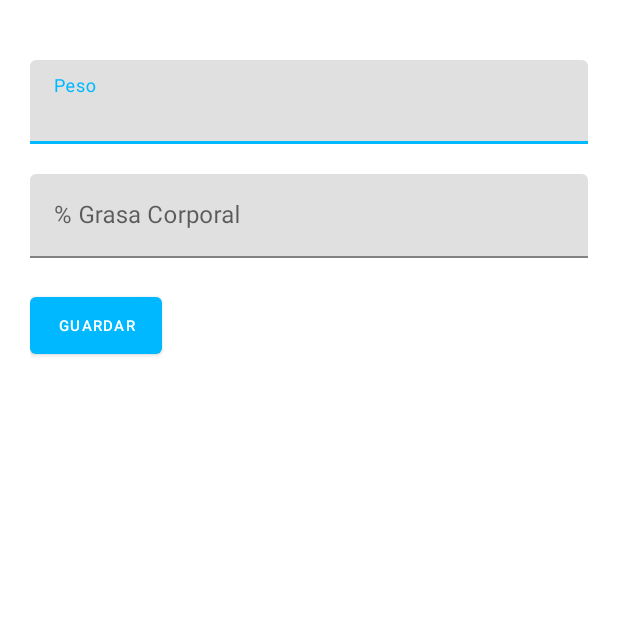
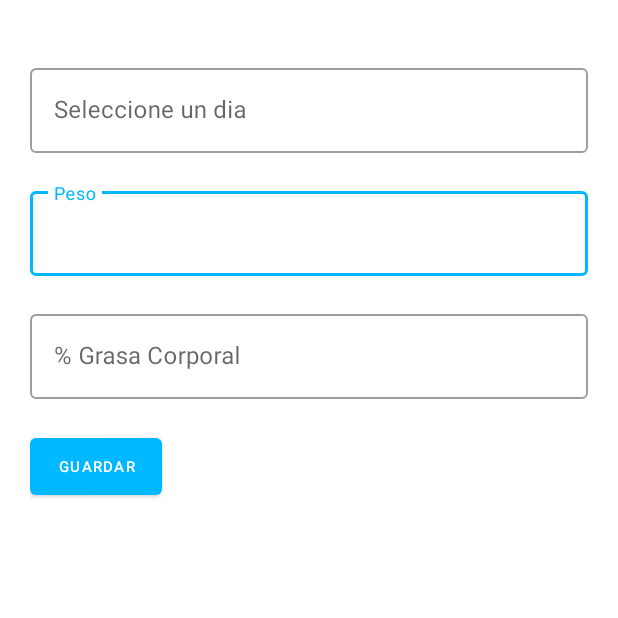
Before and after one commit to javierfm98/gymAndroid, an Android app: the fragment AddStatFragment shown on its own in the app's theme, on a phone screen of 412 x 824 dp, the top half of it. Run offline under Robolectric (Android 15) with nearby library versions, the phone set to English and light mode, and no system bars.

Commit message:
Add stats

```diff
--- a/app/src/main/java/com/example/gym/fragments/GoalFragment.kt
+++ b/app/src/main/java/com/example/gym/fragments/GoalFragment.kt
@@ -40,8 +40,8 @@ class GoalFragment : Fragment() {
         getDataGoals()
 
         rootView.buttonGoalStore.setOnClickListener {
-            val weight = rootView.textInputGoalWeight.text.toString().toFloat()
-            val bodyFat = rootView.textInputGoalBodyFat.text.toString().toFloat()
+            val weight = rootView.textInputGoalWeight.text.toString()
+            val bodyFat = rootView.textInputGoalBodyFat.text.toString()
 
             activity?.let { it1 -> hideKeyboard(it1) }
             storeGoal(weight, bodyFat)
@@ -71,7 +71,7 @@ class GoalFragment : Fragment() {
         })
     }
 
-    private fun storeGoal(weight: Float, bodyFat: Float) {
+    private fun storeGoal(weight: String, bodyFat: String) {
         val call = apiService.storeGoal("Bearer $jwt", weight, bodyFat)
         call.enqueue(object: Callback<Void> {
             override fun onResponse(call: Call<Void>, response: Response<Void>) {
--- a/app/src/main/java/com/example/gym/io/ApiService.kt
+++ b/app/src/main/java/com/example/gym/io/ApiService.kt
@@ -65,13 +65,13 @@ interface ApiService {
     @GET("chart/store")
     fun storeStats(@Header("Authorization") authHeader: String,
                    @Query("day") date: String,
-                   @Query("weight") weight: Float,
-                   @Query("body_fat") bodyFat: Float): Call<Void>
+                   @Query("weight") weight: String,
+                   @Query("body_fat") bodyFat: String): Call<Void>
 
     @GET("chart/goal/store")
     fun storeGoal(@Header("Authorization") authHeader: String,
-                  @Query("goal_weight") goalWeight: Float,
-                  @Query("goal_body_fat") goalBodyFat: Float): Call<Void>
+                  @Query("goal_weight") goalWeight: String,
+                  @Query("goal_body_fat") goalBodyFat: String): Call<Void>
 
     @GET("chart/goal/show")
     fun getGoal(@Header("Authorization") authHeader: String): Call<GoalResponse>
--- a/app/src/main/res/layout/activity_profile.xml
+++ b/app/src/main/res/layout/activity_profile.xml
@@ -43,6 +43,7 @@
             android:id="@+id/textField"
             android:layout_width="match_parent"
             android:layout_height="wrap_content"
+            style="@style/Widget.MaterialComponents.TextInputLayout.OutlinedBox"
             android:layout_marginBottom="20dp"
             android:hint="Nombre">
 
@@ -58,6 +59,7 @@
             android:id="@+id/textField2"
             android:layout_width="match_parent"
             android:layout_height="wrap_content"
+            style="@style/Widget.MaterialComponents.TextInputLayout.OutlinedBox"
             android:layout_marginBottom="20dp"
             android:hint="Apellido">
 
@@ -73,6 +75,7 @@
             android:id="@+id/textField3"
             android:layout_width="match_parent"
             android:layout_height="wrap_content"
+            style="@style/Widget.MaterialComponents.TextInputLayout.OutlinedBox"
             android:layout_marginBottom="20dp"
             android:hint="Nombre de usuario">
 
@@ -88,6 +91,7 @@
             android:id="@+id/textField5"
             android:layout_width="match_parent"
             android:layout_height="wrap_content"
+            style="@style/Widget.MaterialComponents.TextInputLayout.OutlinedBox"
             android:layout_marginBottom="20dp"
             android:hint="Teléfono">
 
@@ -103,6 +107,7 @@
             android:id="@+id/textField4"
             android:layout_width="match_parent"
             android:layout_height="wrap_content"
+            style="@style/Widget.MaterialComponents.TextInputLayout.OutlinedBox"
             android:layout_marginBottom="20dp"
             android:hint="Correo">
 
--- a/app/src/main/res/layout/fragment_add_stat.xml
+++ b/app/src/main/res/layout/fragment_add_stat.xml
@@ -13,38 +13,61 @@
         android:padding="20dp"
         android:layout_marginTop="20dp">
 
+
         <com.google.android.material.textfield.TextInputLayout
-            android:id="@+id/textField"
+            android:id="@+id/textField4"
             android:layout_width="match_parent"
             android:layout_height="wrap_content"
+            style="@style/Widget.MaterialComponents.TextInputLayout.OutlinedBox"
+            android:layout_marginBottom="20dp"
+            android:hint="Seleccione un dia">
+
+            <com.google.android.material.textfield.TextInputEditText
+                android:id="@+id/textInputDatePicker"
+                android:layout_width="match_parent"
+                android:layout_height="wrap_content"
+                android:clickable="false"
+                android:focusable="false"
+                tools:text="20/08/2021" />
+
+        </com.google.android.material.textfield.TextInputLayout>
+
+        <com.google.android.material.textfield.TextInputLayout
+            android:id="@+id/textInputLayoutWeight"
+            android:layout_width="match_parent"
+            android:layout_height="wrap_content"
+            style="@style/Widget.MaterialComponents.TextInputLayout.OutlinedBox"
             android:layout_marginBottom="20dp"
             android:hint="Peso">
 
             <com.google.android.material.textfield.TextInputEditText
-                android:id="@+id/textInputName"
+                android:id="@+id/textInputWeight"
                 android:layout_width="match_parent"
                 android:layout_height="wrap_content"
+                android:inputType="numberDecimal"
                 tools:text="80" />
 
         </com.google.android.material.textfield.TextInputLayout>
 
         <com.google.android.material.textfield.TextInputLayout
-            android:id="@+id/textField2"
+            android:id="@+id/textInputLayoutBodyFat"
             android:layout_width="match_parent"
             android:layout_height="wrap_content"
+            style="@style/Widget.MaterialComponents.TextInputLayout.OutlinedBox"
             android:layout_marginBottom="20dp"
             android:hint="% Grasa Corporal">
 
             <com.google.android.material.textfield.TextInputEditText
-                android:id="@+id/textInputSurname"
+                android:id="@+id/textInputBodyFat"
                 android:layout_width="match_parent"
                 android:layout_height="wrap_content"
+                android:inputType="numberDecimal"
                 tools:text="95" />
 
         </com.google.android.material.textfield.TextInputLayout>
 
         <Button
-            android:id="@+id/buttonReservation"
+            android:id="@+id/buttonBody"
             android:layout_width="wrap_content"
             android:layout_height="50dp"
             android:padding="5sp"
--- a/app/src/main/res/layout/fragment_goal.xml
+++ b/app/src/main/res/layout/fragment_goal.xml
@@ -12,10 +12,12 @@
         android:padding="20dp"
         android:layout_marginTop="20dp">
 
+
         <com.google.android.material.textfield.TextInputLayout
             android:id="@+id/textField"
             android:layout_width="match_parent"
             android:layout_height="wrap_content"
+            style="@style/Widget.MaterialComponents.TextInputLayout.OutlinedBox"
             android:layout_marginBottom="20dp"
             android:hint="Objetivo Peso">
 
@@ -23,6 +25,7 @@
                 android:id="@+id/textInputGoalWeight"
                 android:layout_width="match_parent"
                 android:layout_height="wrap_content"
+                android:inputType="numberDecimal"
                 tools:text="80" />
 
         </com.google.android.material.textfield.TextInputLayout>
@@ -31,6 +34,7 @@
             android:id="@+id/textField2"
             android:layout_width="match_parent"
             android:layout_height="wrap_content"
+            style="@style/Widget.MaterialComponents.TextInputLayout.OutlinedBox"
             android:layout_marginBottom="20dp"
             android:hint="Objetivo % Grasa Corporal">
 
@@ -38,6 +42,7 @@
                 android:id="@+id/textInputGoalBodyFat"
                 android:layout_width="match_parent"
                 android:layout_height="wrap_content"
+                android:inputType="numberDecimal"
                 tools:text="95" />
 
         </com.google.android.material.textfield.TextInputLayout>
```
Also changed, not shown: app/src/main/java/com/example/gym/fragments/AddStatFragment.kt (+80 -3 lines), app/src/main/java/com/example/gym/utils/DatePickerFragment.kt (added, +27 -0 lines).
